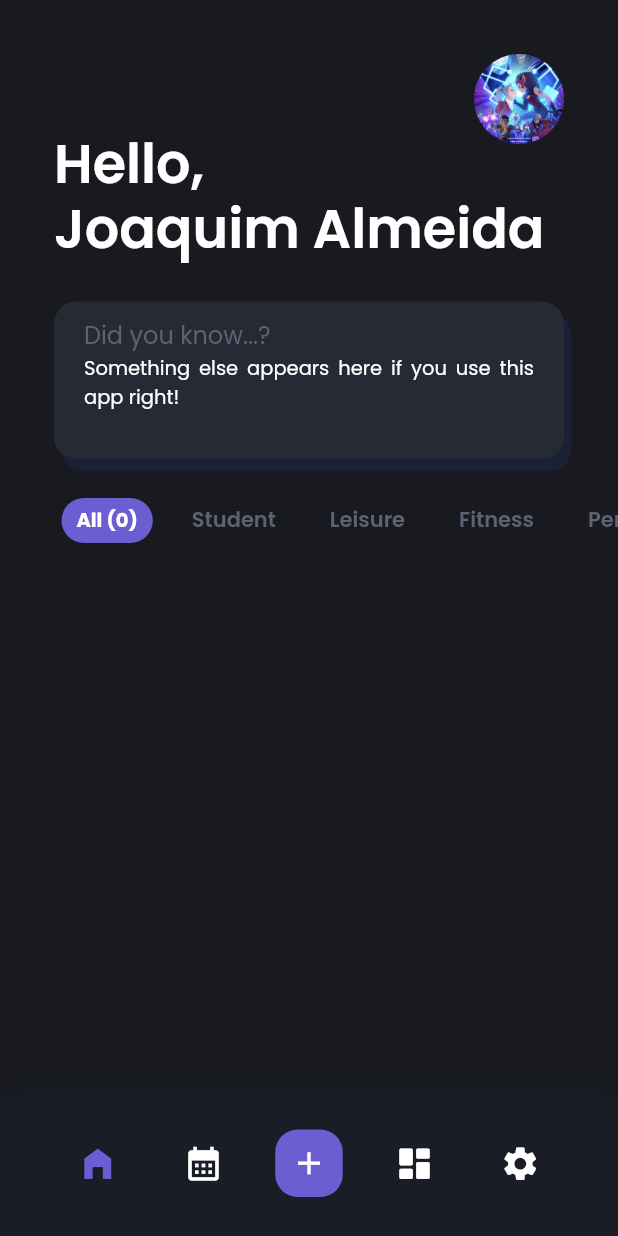
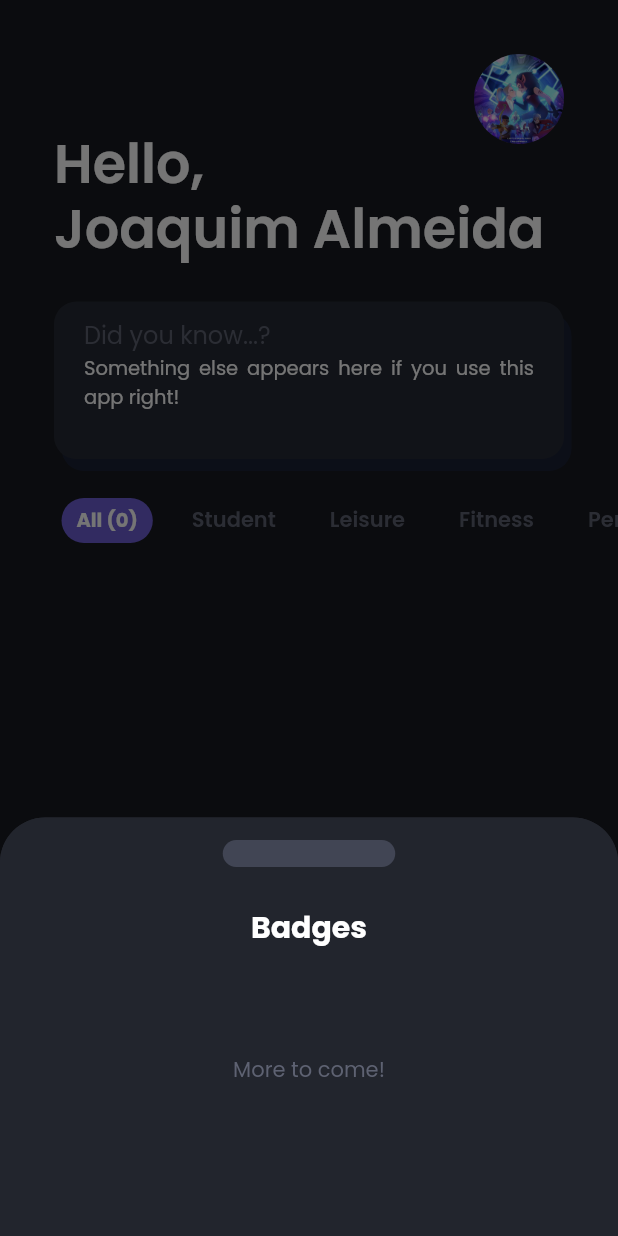
Before and after one commit to DreFlo/lgp-2223-sc1, a Flutter app: the BadgeAlert widget shown alone on an empty page, opened directly with sample values from the repository, after a tap on "Check it out!", on a phone screen of 412 x 824 dp. Run offline on Flutter 3.47's test engine with Material 2 defaults, Android fonts, the phone set to English and light mode, and no system bars; our stand-ins replace calendar_view, carousel_slider, floor, flutter_local_notifications, flutter_native_timezone, flutter_svg and 8 more; missing offline and left inert: books_finder, emojis, flutter_picker, notification_permissions, tmdb_api; accounts and stored records are empty; generated files the repository leaves out were written again.

Commit message:
Fix merge conflicts

```diff
--- a/src/lib/pages/gamification/badge_alert.dart
+++ b/src/lib/pages/gamification/badge_alert.dart
@@ -86,7 +86,7 @@ class _BadgeAlertState extends State<BadgeAlert> with TickerProviderStateMixin {
                       BorderRadius.vertical(top: Radius.circular(30.0)),
                 ),
                 isScrollControlled: true,
-                backgroundColor: modalLightBackground,
+                backgroundColor: modalBackground,
                 context: context,
                 builder: (builder) => const BadgesPage());
           },
--- a/src/lib/pages/gamification/badges_page.dart
+++ b/src/lib/pages/gamification/badges_page.dart
@@ -51,7 +51,7 @@ class _BadgesPageState extends State<BadgesPage> {
             return Container(
                 decoration: BoxDecoration(
                   borderRadius: BorderRadius.circular(30),
-                  color: modalLightBackground,
+                  color: modalBackground,
                 ),
                 child: Padding(
                     padding: const EdgeInsets.symmetric(horizontal: 18),
--- a/src/lib/pages/home_page.dart
+++ b/src/lib/pages/home_page.dart
@@ -321,7 +321,7 @@ class _HomePageState extends State<HomePage> with TickerProviderStateMixin {
                             BorderRadius.vertical(top: Radius.circular(30.0)),
                       ),
                       isScrollControlled: true,
-                      backgroundColor: modalLightBackground,
+                      backgroundColor: modalBackground,
                       context: context,
                       builder: (builder) => BadgesPage());
                 },
```
